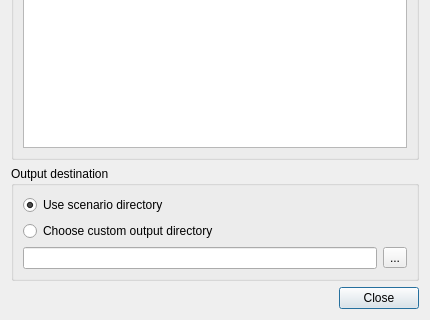
inasafe/inasafe, file safe_qgis/ui/batch_dialog_base.ui: the form before one commit; both pictures show x 0 to 430 and y 279 to 599 of the 430 by 599 pixel window.
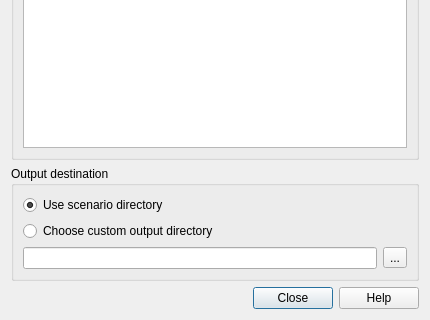
The form after the commit.

Commit message: Fix #656 Batch runner needs a context help button

```diff
--- a/safe_qgis/ui/batch_dialog_base.ui
+++ b/safe_qgis/ui/batch_dialog_base.ui
@@ -102,7 +102,7 @@
       <enum>Qt::Horizontal</enum>
      </property>
      <property name="standardButtons">
-      <set>QDialogButtonBox::Close</set>
+      <set>QDialogButtonBox::Close|QDialogButtonBox::Help</set>
      </property>
     </widget>
    </item>
```
The commit also changes 2 other files.
